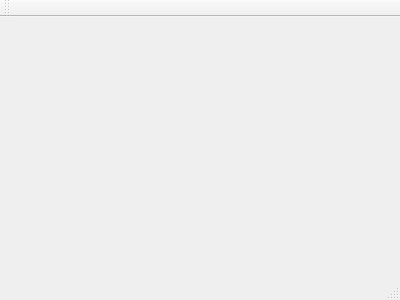
Before: the Qt Designer form tabgeneratormain.ui in JesterofDoom13/tabGenerator, drawn with Qt 5.
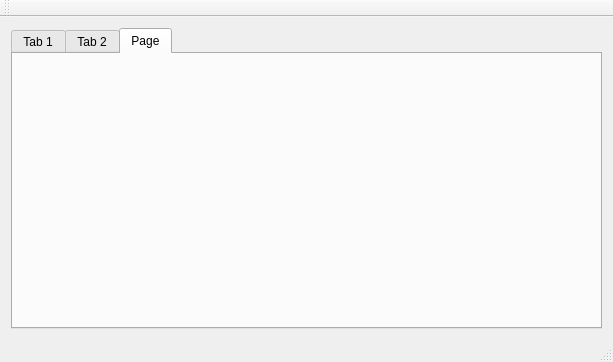
After: the same form once the commit is applied.

```diff
--- a/tabgeneratormain.ui
+++ b/tabgeneratormain.ui
@@ -1,24 +1,64 @@
 <ui version="4.0">
  <class>tabGeneratorMain</class>
- <widget class="QMainWindow" name="tabGeneratorMain" >
-  <property name="geometry" >
+ <widget class="QMainWindow" name="tabGeneratorMain">
+  <property name="geometry">
    <rect>
     <x>0</x>
     <y>0</y>
-    <width>400</width>
-    <height>300</height>
+    <width>613</width>
+    <height>362</height>
    </rect>
   </property>
   <property name="windowTitle" >
    <string>tabGeneratorMain</string>
   </property>
-  <widget class="QMenuBar" name="menuBar" />
-  <widget class="QToolBar" name="mainToolBar" />
-  <widget class="QWidget" name="centralWidget" />
-  <widget class="QStatusBar" name="statusBar" />
+  <widget class="QWidget" name="centralWidget">
+   <layout class="QGridLayout" name="gridLayout">
+    <item row="0" column="0">
+     <widget class="QTabWidget" name="tabWidget">
+      <property name="currentIndex">
+       <number>2</number>
+      </property>
+      <widget class="QWidget" name="tab">
+       <attribute name="title">
+        <string>Tab 1</string>
+       </attribute>
+      </widget>
+      <widget class="QWidget" name="tab_2">
+       <attribute name="title">
+        <string>Tab 2</string>
+       </attribute>
+      </widget>
+      <widget class="QWidget" name="tab_3">
+       <attribute name="title">
+        <string>Page</string>
+       </attribute>
+      </widget>
+     </widget>
+    </item>
+   </layout>
+  </widget>
+  <widget class="QMenuBar" name="menuBar">
+   <property name="geometry">
+    <rect>
+     <x>0</x>
+     <y>0</y>
+     <width>613</width>
+     <height>20</height>
+    </rect>
+   </property>
+  </widget>
+  <widget class="QToolBar" name="mainToolBar">
+   <attribute name="toolBarArea">
+    <enum>TopToolBarArea</enum>
+   </attribute>
+   <attribute name="toolBarBreak">
+    <bool>false</bool>
+   </attribute>
+  </widget>
+  <widget class="QStatusBar" name="statusBar"/>
  </widget>
- <layoutDefault spacing="6" margin="11" />
- <pixmapfunction></pixmapfunction>
+ <layoutdefault spacing="6" margin="11"/>
  <resources/>
  <connections/>
 </ui>
```
Left out of the diff: 3 changed lines with no effect on the pictures.
